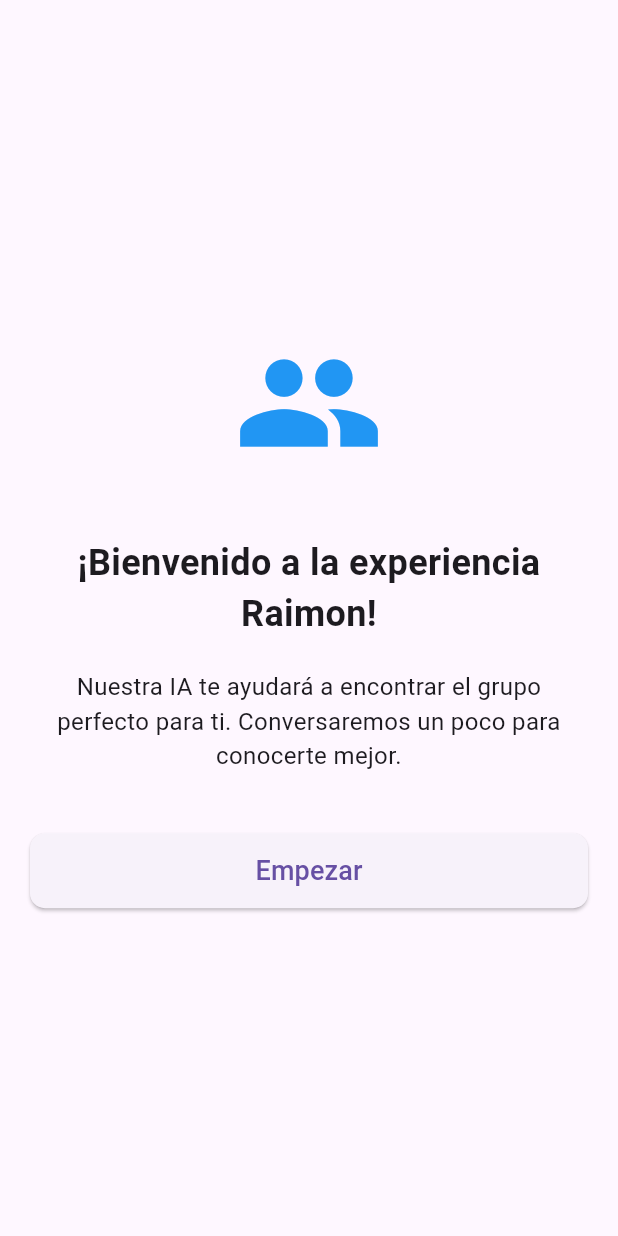
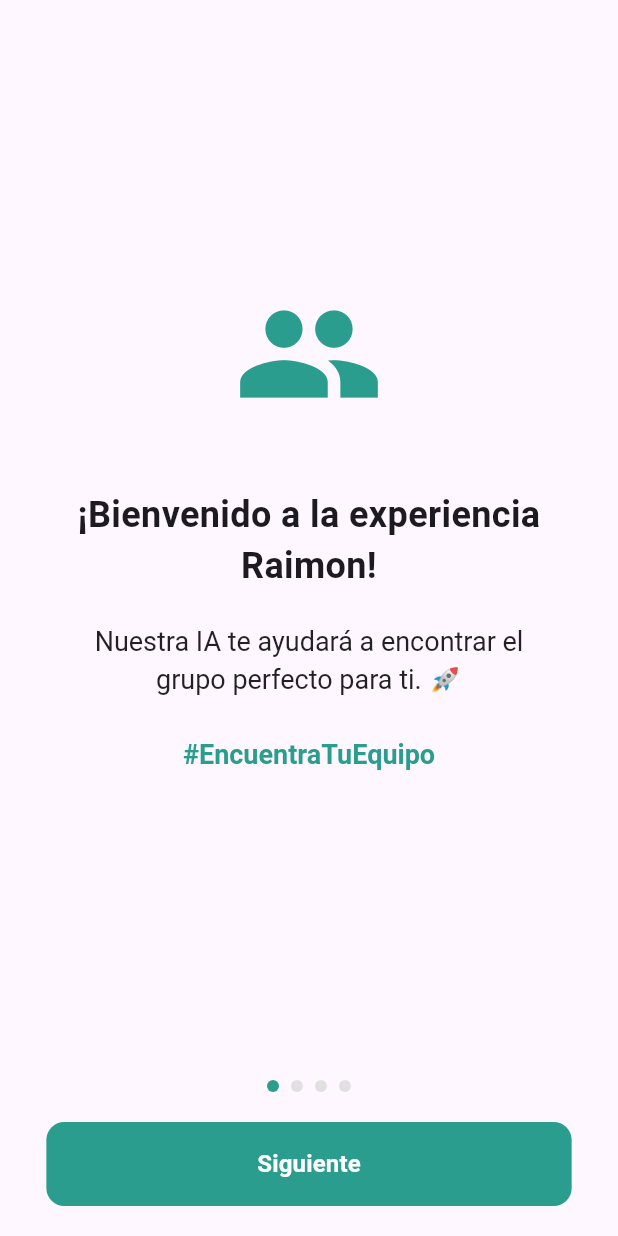
Before and after one commit to meulencv/raimon_ai, a Flutter app: the IntroductionScreen screen opened by its route, on a phone screen of 412 x 824 dp. Run offline on Flutter 3.47's test engine with Material 3 defaults, Android fonts, the phone set to English and light mode, and no system bars; our stand-ins replace confetti, qr_flutter, supabase_flutter; accounts and stored records are empty.

Commit message:
refactor: convertir IntroductionScreen en un StatefulWidget y agregar navegación por páginas

```diff
--- a/lib/screens/introduction_screen.dart
+++ b/lib/screens/introduction_screen.dart
@@ -1,50 +1,169 @@
-
 import 'package:flutter/material.dart';
 
-class IntroductionScreen extends StatelessWidget {
+class IntroductionScreen extends StatefulWidget {
   const IntroductionScreen({super.key});
 
   @override
+  State<IntroductionScreen> createState() => _IntroductionScreenState();
+}
+
+class _IntroductionScreenState extends State<IntroductionScreen> {
+  final PageController _pageController = PageController();
+  int _currentPage = 0;
+
+  final List<Map<String, dynamic>> _pages = [
+    {
+      'icon': Icons.group,
+      'title': '¡Bienvenido a la experiencia Raimon!',
+      'description': 'Nuestra IA te ayudará a encontrar el grupo perfecto para ti. 🚀',
+      'hashtag': '#EncuentraTuEquipo'
+    },
+    {
+      'icon': Icons.chat_bubble_outline,
+      'title': 'Conversación Inteligente',
+      'description': 'Charla con nuestra IA para que podamos conocerte mejor. 💭',
+      'hashtag': '#IAConversacional'
+    },
+    {
+      'icon': Icons.people_outline,
+      'title': 'Encuentra tu Equipo',
+      'description': 'Te conectaremos con personas que comparten tus intereses y objetivos. 🤝',
+      'hashtag': '#EquipoPerfecto'
+    },
+    {
+      'icon': Icons.handshake_outlined,
+      'title': 'Política de Privacidad',
+      'description': 'Al utilizar esta aplicación, aceptas nuestra política de privacidad. Tus datos están seguros con nosotros. 🔒',
+      'hashtag': '#Privacidad'
+    },
+  ];
+
+  @override
   Widget build(BuildContext context) {
+    final screenWidth = MediaQuery.of(context).size.width;
+    final buttonWidth = screenWidth > 600 ? 400.0 : screenWidth * 0.85;
+
     return Scaffold(
       body: SafeArea(
-        child: Padding(
-          padding: const EdgeInsets.all(20.0),
+        child: Center(
+          child: Column(
+            children: [
+              Expanded(
+                child: PageView.builder(
+                  controller: _pageController,
+                  onPageChanged: (int page) {
+                    setState(() {
+                      _currentPage = page;
+                    });
+                  },
+                  itemCount: _pages.length,
+                  itemBuilder: (context, index) {
+                    return Center(
+                      child: SingleChildScrollView(
+                        child: Container(
+                          width: buttonWidth,
+                          padding: const EdgeInsets.symmetric(horizontal: 20),
                           child: Column(
                             mainAxisAlignment: MainAxisAlignment.center,
                             children: [
-              const Icon(
-                Icons.group,
+                              Icon(
+                                _pages[index]['icon'],
                                 size: 100,
-                color: Colors.blue,
+                                color: const Color(0xFF2A9D8F),
                               ),
                               const SizedBox(height: 40),
-              const Text(
-                '¡Bienvenido a la experiencia Raimon!',
-                style: TextStyle(
+                              Text(
+                                _pages[index]['title'],
+                                style: const TextStyle(
                                   fontSize: 24,
                                   fontWeight: FontWeight.bold,
                                 ),
                                 textAlign: TextAlign.center,
                               ),
                               const SizedBox(height: 20),
-              const Text(
-                'Nuestra IA te ayudará a encontrar el grupo perfecto para ti. Conversaremos un poco para conocerte mejor.',
-                style: TextStyle(fontSize: 16),
+                              RichText(
                                 textAlign: TextAlign.center,
+                                text: TextSpan(
+                                  style: const TextStyle(
+                                    fontSize: 18,
+                                    color: Colors.black87,
+                                    height: 1.4,
                                   ),
-              const SizedBox(height: 40),
-              SizedBox(
-                width: double.infinity,
-                height: 50,
-                child: ElevatedButton(
-                  onPressed: () => Navigator.pushNamed(context, '/chat'),
-                  style: ElevatedButton.styleFrom(
-                    shape: RoundedRectangleBorder(
-                      borderRadius: BorderRadius.circular(10),
+                                  children: [
+                                    TextSpan(text: _pages[index]['description']),
+                                    const TextSpan(text: '\n\n'),
+                                    TextSpan(
+                                      text: _pages[index]['hashtag'],
+                                      style: const TextStyle(
+                                        color: Color(0xFF2A9D8F),
+                                        fontWeight: FontWeight.bold,
                                       ),
                                     ),
-                  child: const Text('Empezar', style: TextStyle(fontSize: 18)),
+                                  ],
+                                ),
+                              ),
+                            ],
+                          ),
+                        ),
+                      ),
+                    );
+                  },
+                ),
+              ),
+              Padding(
+                padding: const EdgeInsets.all(20.0),
+                child: Column(
+                  children: [
+                    Row(
+                      mainAxisAlignment: MainAxisAlignment.center,
+                      children: List.generate(
+                        _pages.length,
+                        (index) => Container(
+                          margin: const EdgeInsets.symmetric(horizontal: 4),
+                          width: 8,
+                          height: 8,
+                          decoration: BoxDecoration(
+                            shape: BoxShape.circle,
+                            color: _currentPage == index
+                                ? const Color(0xFF2A9D8F)
+                                : Colors.grey.shade300,
+                          ),
+                        ),
+                      ),
+                    ),
+                    const SizedBox(height: 20),
+                    SizedBox(
+                      width: buttonWidth,
+                      height: 56,
+                      child: ElevatedButton(
+                        onPressed: () {
+                          if (_currentPage == _pages.length - 1) {
+                            Navigator.pushNamed(context, '/chat');
+                          } else {
+                            _pageController.nextPage(
+                              duration: const Duration(milliseconds: 300),
+                              curve: Curves.easeInOut,
+                            );
+                          }
+                        },
+                        style: ElevatedButton.styleFrom(
+                          backgroundColor: const Color(0xFF2A9D8F),
+                          elevation: 0,
+                          shape: RoundedRectangleBorder(
+                            borderRadius: BorderRadius.circular(12),
+                          ),
+                        ),
+                        child: Text(
+                          _currentPage == _pages.length - 1 ? 'Comenzar' : 'Siguiente',
+                          style: const TextStyle(
+                            fontSize: 16,
+                            fontWeight: FontWeight.w600,
+                            color: Colors.white,
+                          ),
+                        ),
+                      ),
+                    ),
+                  ],
                 ),
               ),
             ],
```
Lines whose indentation alone changed are shown as unchanged.
